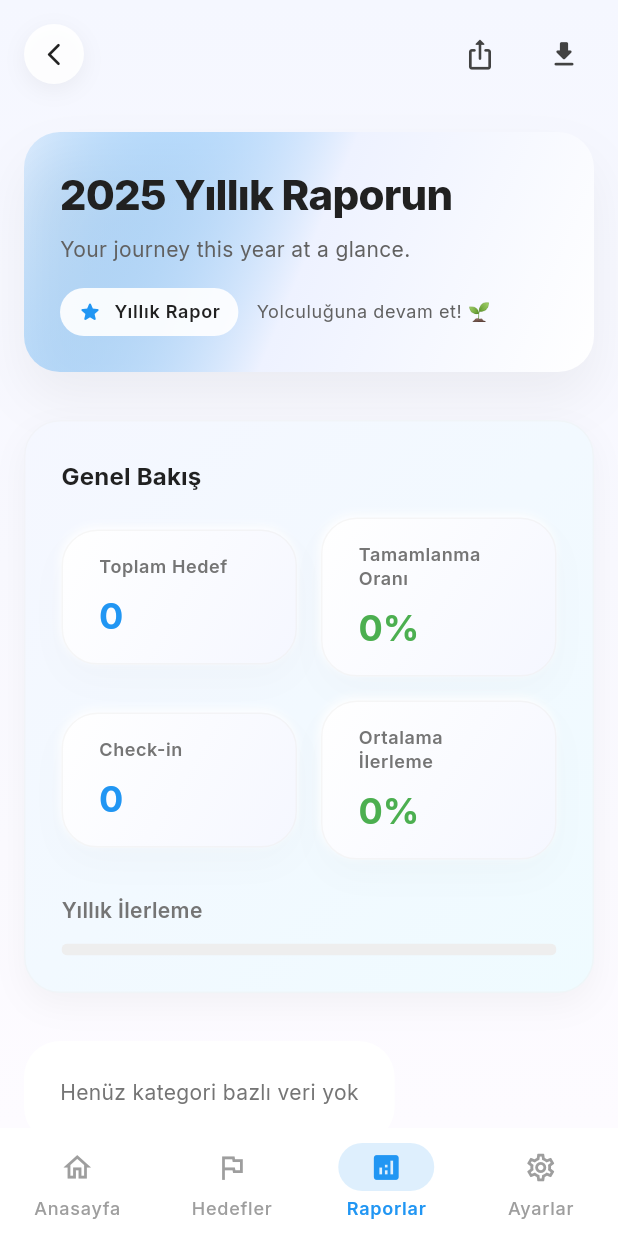
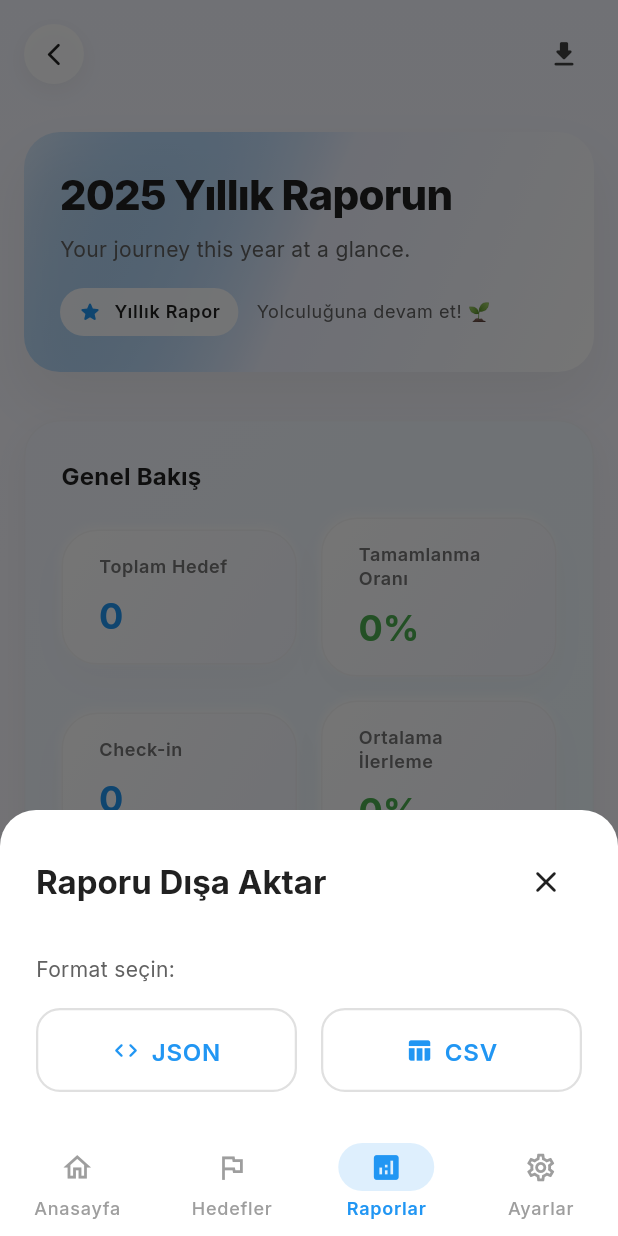
Before and after one commit to mehmetakifkucukkaya/year-flow, a Flutter app: the screen it shows once a user with an empty profile is signed in, item 3 of the bottom bar chosen, after a tap on the "download" icon, on a phone screen of 412 x 824 dp. Run offline on Flutter 3.47's test engine with Material 3 defaults, Android fonts, the phone set to English and light mode, and no system bars; our stand-ins replace cloud_firestore, firebase_auth, firebase_core, flutter_riverpod, go_router, google_fonts and 2 more; accounts and stored records are empty.

Commit message:
feat: add CSV export support and file saving to device storage
- Add CSV export for goals and reports (in addition to JSON)
- Add export functionality to Reports page with format selection
- Save exported files to Application Documents Directory (works on all Android versions)
- Add Android storage permissions to AndroidManifest.xml
- Fix PathAccessException by using Application Documents Directory instead of Downloads folder
- Update export dialogs to show both JSON and CSV options
- Improve error handling and user feedback for export operations

```diff
--- a/lib/features/reports/presentation/reports_page.dart
+++ b/lib/features/reports/presentation/reports_page.dart
@@ -5,6 +5,8 @@ import '../../../core/theme/app_colors.dart';
 import '../../../core/theme/app_radius.dart';
 import '../../../core/theme/app_spacing.dart';
 import '../../../core/theme/app_text_styles.dart';
+import '../../../core/widgets/index.dart';
+import '../../../shared/providers/goal_providers.dart';
 import '../providers/reports_providers.dart';
 
 /// Raporlar ana sayfası
@@ -73,9 +75,19 @@ class ReportsPage extends ConsumerWidget {
 }
 
 /// Üst app bar – başlık ve geri butonu (şimdilik sadece pop)
-class _ReportsTopAppBar extends StatelessWidget {
+class _ReportsTopAppBar extends ConsumerWidget {
+  const _ReportsTopAppBar();
+
+  void _showExportOptionsDialog(BuildContext context, WidgetRef ref) {
+    showModalBottomSheet(
+      context: context,
+      backgroundColor: Colors.transparent,
+      builder: (context) => const _ReportsExportBottomSheet(),
+    );
+  }
+
   @override
-  Widget build(BuildContext context) {
+  Widget build(BuildContext context, WidgetRef ref) {
     return Container(
       padding: const EdgeInsets.only(
         left: AppSpacing.md,
@@ -115,22 +127,12 @@ class _ReportsTopAppBar extends StatelessWidget {
             children: [
               IconButton(
                 onPressed: () {
-                  // TODO: Paylaşım akışı
-                },
-                icon: const Icon(Icons.ios_share_rounded),
-                iconSize: 22,
-                color: AppColors.gray800,
-                tooltip: 'Paylaş',
-              ),
-              const SizedBox(width: AppSpacing.xs),
-              IconButton(
-                onPressed: () {
-                  // TODO: PDF oluşturma
+                  _showExportOptionsDialog(context, ref);
                 },
                 icon: const Icon(Icons.download_rounded),
                 iconSize: 22,
                 color: AppColors.gray800,
-                tooltip: 'PDF olarak indir',
+                tooltip: 'Raporu indir',
               ),
             ],
           ),
@@ -981,3 +983,141 @@ class _AiSuggestionsSection extends StatelessWidget {
     );
   }
 }
+
+/// Reports Export Bottom Sheet
+class _ReportsExportBottomSheet extends ConsumerStatefulWidget {
+  const _ReportsExportBottomSheet();
+
+  @override
+  ConsumerState<_ReportsExportBottomSheet> createState() =>
+      _ReportsExportBottomSheetState();
+}
+
+class _ReportsExportBottomSheetState
+    extends ConsumerState<_ReportsExportBottomSheet> {
+  bool _isLoading = false;
+
+  Future<void> _handleExport(String format) async {
+    final userId = ref.read(currentUserIdProvider);
+    if (userId == null) {
+      AppSnackbar.showError(context, message: 'Giriş yapmanız gerekiyor');
+      return;
+    }
+
+    setState(() => _isLoading = true);
+
+    try {
+      final exportService = ref.read(exportServiceProvider);
+
+      if (format == 'json') {
+        await exportService.exportGoalsAndReportsAsJson(userId);
+      } else {
+        await exportService.exportGoalsAndReportsAsCsv(userId);
+      }
+
+      if (mounted) {
+        AppSnackbar.showSuccess(
+          context,
+          message: 'Rapor başarıyla export edildi',
+        );
+        Navigator.of(context).pop();
+      }
+    } catch (e) {
+      if (mounted) {
+        AppSnackbar.showError(
+          context,
+          message: e.toString().replaceFirst('Exception: ', ''),
+        );
+      }
+    } finally {
+      if (mounted) {
+        setState(() => _isLoading = false);
+      }
+    }
+  }
+
+  @override
+  Widget build(BuildContext context) {
+    return Container(
+      decoration: const BoxDecoration(
+        color: Colors.white,
+        borderRadius: BorderRadius.vertical(top: Radius.circular(24)),
+      ),
+      padding: const EdgeInsets.all(AppSpacing.lg),
+      child: Column(
+        mainAxisSize: MainAxisSize.min,
+        crossAxisAlignment: CrossAxisAlignment.start,
+        children: [
+          Row(
+            children: [
+              Text(
+                'Raporu Dışa Aktar',
+                style: AppTextStyles.titleLarge.copyWith(
+                  fontWeight: FontWeight.w700,
+                ),
+              ),
+              const Spacer(),
+              IconButton(
+                onPressed: () => Navigator.of(context).pop(),
+                icon: const Icon(Icons.close_rounded),
+              ),
+            ],
+          ),
+          const SizedBox(height: AppSpacing.lg),
+          Text(
+            'Format seçin:',
+            style: AppTextStyles.bodyMedium.copyWith(
+              color: AppColors.gray700,
+            ),
+          ),
+          const SizedBox(height: AppSpacing.md),
+          Row(
+            children: [
+              Expanded(
+                child: OutlinedButton.icon(
+                  onPressed: _isLoading ? null : () => _handleExport('json'),
+                  icon: const Icon(Icons.code_rounded),
+                  label: const Text('JSON'),
+                  style: OutlinedButton.styleFrom(
+                    padding: const EdgeInsets.symmetric(vertical: 14),
+                    side: const BorderSide(
+                      color: AppColors.gray300,
+                      width: 1.5,
+                    ),
+                    shape: const RoundedRectangleBorder(
+                      borderRadius: AppRadius.borderRadiusLg,
+                    ),
+                  ),
+                ),
+              ),
+              const SizedBox(width: AppSpacing.md),
+              Expanded(
+                child: OutlinedButton.icon(
+                  onPressed: _isLoading ? null : () => _handleExport('csv'),
+                  icon: const Icon(Icons.table_chart_rounded),
+                  label: const Text('CSV'),
+                  style: OutlinedButton.styleFrom(
+                    padding: const EdgeInsets.symmetric(vertical: 14),
+                    side: const BorderSide(
+                      color: AppColors.gray300,
+                      width: 1.5,
+                    ),
+                    shape: const RoundedRectangleBorder(
+                      borderRadius: AppRadius.borderRadiusLg,
+                    ),
+                  ),
+                ),
+              ),
+            ],
+          ),
+          if (_isLoading) ...[
+            const SizedBox(height: AppSpacing.md),
+            const Center(
+              child: CircularProgressIndicator(),
+            ),
+          ],
+        ],
+      ),
+    );
+  }
+}
```
Also changed, not shown: lib/features/settings/presentation/settings_page.dart (+16 -14 lines), lib/shared/services/export_service.dart (+115 -18 lines), 1 other file.
